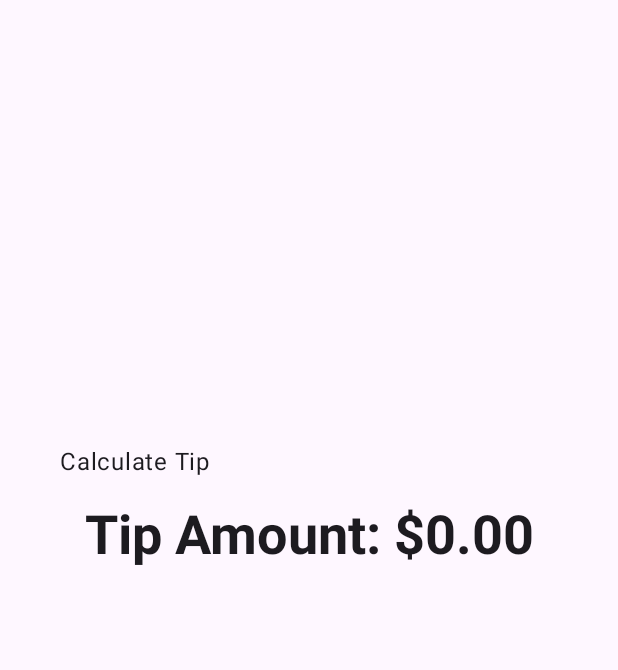
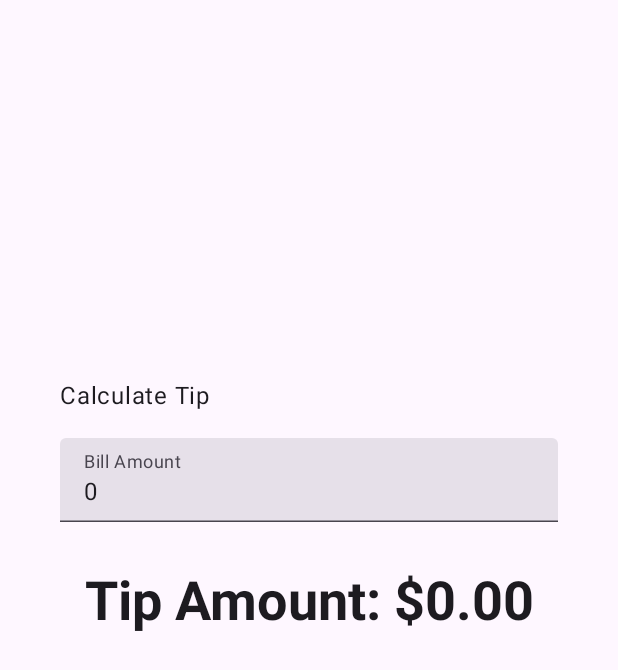
Before and after one commit to MegaBreadbox/Tip-Calculator, an Android app built with Jetpack Compose: the screen it shows after launch (MainActivity), on a phone screen of 412 x 824 dp. Shown: the top 670 px of the screen. Run offline under Robolectric (Android 15) with nearby library versions, the phone set to English and light mode, and no system bars.

```diff
--- a/app/src/main/java/com/example/tiptime/MainActivity.kt
+++ b/app/src/main/java/com/example/tiptime/MainActivity.kt
@@ -22,13 +22,17 @@ import androidx.compose.foundation.layout.Arrangement
 import androidx.compose.foundation.layout.Column
 import androidx.compose.foundation.layout.Spacer
 import androidx.compose.foundation.layout.fillMaxSize
+import androidx.compose.foundation.layout.fillMaxWidth
 import androidx.compose.foundation.layout.height
 import androidx.compose.foundation.layout.padding
+import androidx.compose.foundation.text.KeyboardOptions
 import androidx.compose.material3.MaterialTheme
 import androidx.compose.material3.Surface
 import androidx.compose.material3.Text
 import androidx.compose.material3.TextField
 import androidx.compose.runtime.Composable
+import androidx.compose.runtime.mutableStateOf
+import androidx.compose.runtime.remember
 import androidx.compose.ui.Alignment
 import androidx.compose.ui.Modifier
 import androidx.compose.ui.res.stringResource
@@ -36,6 +40,9 @@ import androidx.compose.ui.tooling.preview.Preview
 import androidx.compose.ui.unit.dp
 import com.example.tiptime.ui.theme.TipTimeTheme
 import java.text.NumberFormat
+import androidx.compose.runtime.getValue
+import androidx.compose.runtime.setValue
+import androidx.compose.ui.text.input.KeyboardType
 
 class MainActivity : ComponentActivity() {
     override fun onCreate(savedInstanceState: Bundle?) {
@@ -56,6 +63,12 @@ class MainActivity : ComponentActivity() {
 
 @Composable
 fun TipTimeLayout() {
+    var amountInput by remember{mutableStateOf("0") }
+    //Could also write it like amountInput = mutableStateOf("0") due to type inference
+    //Originally written: amountInput: MutableState<String> = mutableState..
+
+    val amount = amountInput.toDoubleOrNull() ?: 0.0 //Elvis operator defines a default value if null
+    val tip = calculateTip(amount)
     Column(
         modifier = Modifier.padding(40.dp),
         horizontalAlignment = Alignment.CenterHorizontally,
@@ -67,8 +80,14 @@ fun TipTimeLayout() {
                 .padding(bottom = 16.dp)
                 .align(alignment = Alignment.Start)
         )
+        EditNumberField(
+            value = amountInput,
+            onValueChange = {amountInput = it},
+            modifier = Modifier
+                .padding(bottom = 32.dp)
+                .fillMaxWidth())
         Text(
-            text = stringResource(R.string.tip_amount, "$0.00"),
+            text = stringResource(R.string.tip_amount, tip),
             style = MaterialTheme.typography.displaySmall
         )
         Spacer(modifier = Modifier.height(150.dp))
@@ -76,11 +95,18 @@ fun TipTimeLayout() {
 }
 
 @Composable
-fun EditNumberField(modifier: Modifier = Modifier) {
+private fun EditNumberField(
+    value: String,
+    onValueChange: (String) -> Unit,
+    modifier: Modifier = Modifier
+) {
     TextField(
-        value = "",
-        onValueChange = {},
-        modifier = modifier
+        label = { Text(stringResource(R.string.bill_amount)) },
+        value = value,        //in this ex, amount input is the state itself
+        onValueChange = onValueChange, //onValueChange callback lambda updates the state
+        modifier = modifier,
+        singleLine = true,
+        keyboardOptions = KeyboardOptions(keyboardType = KeyboardType.Number) //Needs to pass keyboard type into keyboardOptions
     )
 }
 
```
